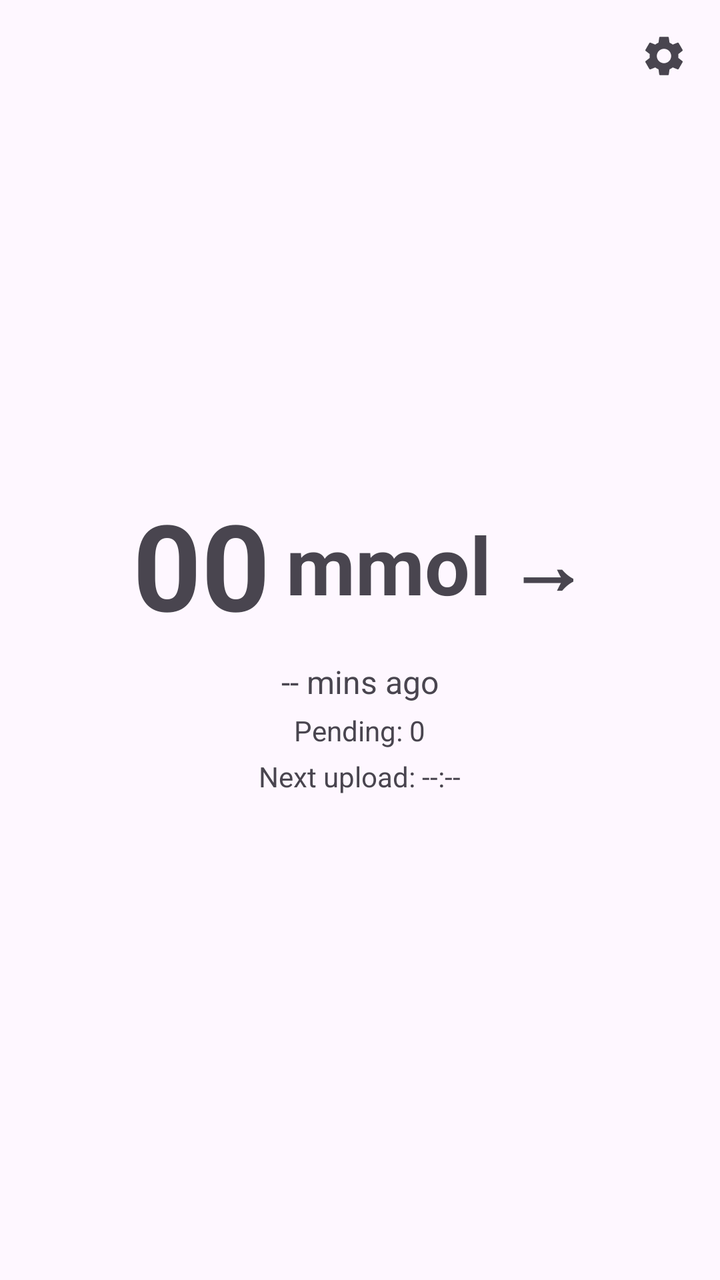
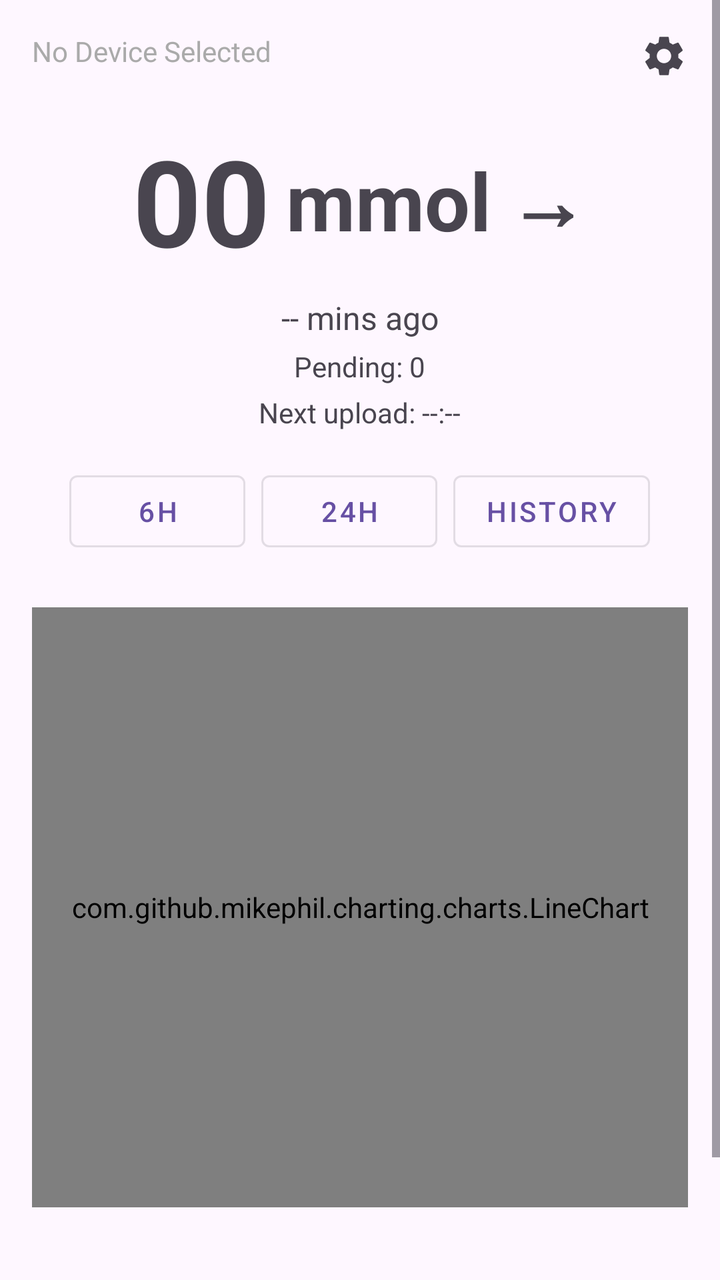

Compare the two renders of this Android layout. The source of the first and the diff that turns it into the second are given below.
<!-- AndroidManifest.xml: application theme Theme.CgmApp -->
<!-- res/layout/activity_main.xml -->
<?xml version="1.0" encoding="utf-8"?>
<RelativeLayout xmlns:android="http://schemas.android.com/apk/res/android"
    xmlns:app="http://schemas.android.com/apk/res-auto"
    xmlns:tools="http://schemas.android.com/tools"
    android:id="@+id/main"
    android:layout_width="match_parent"
    android:layout_height="match_parent"
    tools:context=".MainActivity">

    <ImageButton
        android:id="@+id/settings_button"
        android:layout_width="wrap_content"
        android:layout_height="wrap_content"
        android:layout_alignParentTop="true"
        android:layout_alignParentEnd="true"
        android:layout_margin="16dp"
        android:src="@drawable/ic_settings"
        android:background="?attr/selectableItemBackgroundBorderless"
        android:contentDescription="Settings" />

    <LinearLayout
        android:layout_width="match_parent"
        android:layout_height="match_parent"
        android:orientation="vertical"
        android:gravity="center">

        <LinearLayout
            android:layout_width="wrap_content"
            android:layout_height="wrap_content"
            android:orientation="horizontal"
            android:gravity="center_vertical">

            <TextView
                android:id="@+id/cgmvalue"
                android:layout_width="wrap_content"
                android:layout_height="wrap_content"
                android:text="00"
                android:textStyle="bold"
                android:textSize="60sp" />

            <TextView
                android:id="@+id/mmoltext"
                android:layout_width="wrap_content"
                android:layout_height="wrap_content"
                android:text="mmol"
                android:textStyle="bold"
                android:textSize="40sp"
                android:layout_marginStart="8dp"/>

            <TextView
                android:id="@+id/arrow"
                android:layout_width="wrap_content"
                android:layout_height="wrap_content"
                android:text="→"
                android:textStyle="bold"
                android:textSize="40sp"
                android:layout_marginStart="8dp"/>
        </LinearLayout>

        <TextView
            android:id="@+id/sample_age"
            android:layout_width="wrap_content"
            android:layout_height="wrap_content"
            android:text="-- mins ago"
            android:textSize="16sp"
            android:layout_marginTop="8dp"/>

        <TextView
            android:id="@+id/pending_samples"
            android:layout_width="wrap_content"
            android:layout_height="wrap_content"
            android:text="Pending: 0"
            android:textSize="14sp"
            android:layout_marginTop="4dp"/>

        <TextView
            android:id="@+id/next_upload"
            android:layout_width="wrap_content"
            android:layout_height="wrap_content"
            android:text="Next upload: --:--"
            android:textSize="14sp"
            android:layout_marginTop="4dp"/>

    </LinearLayout>
</RelativeLayout>
<!-- resources referenced by this layout -->
<resources>
  <!-- drawable ic_settings (drawable) -->
  <vector xmlns:android="http://schemas.android.com/apk/res/android"
      android:width="24dp"
      android:height="24dp"
      android:viewportWidth="24"
      android:viewportHeight="24"
      android:tint="?attr/colorControlNormal">
    <path
        android:fillColor="@android:color/white"
        android:pathData="M19.14,12.94c0.04,-0.3 0.06,-0.61 0.06,-0.94c0,-0.32 -0.02,-0.64 -0.07,-0.94l2.03,-1.58c0.18,-0.14 0.23,-0.41 0.12,-0.61l-1.92,-3.32c-0.12,-0.22 -0.37,-0.29 -0.59,-0.22l-2.39,0.96c-0.5,-0.38 -1.03,-0.7 -1.62,-0.94L14.4,2.81c-0.04,-0.24 -0.24,-0.41 -0.48,-0.41h-3.84c-0.24,0 -0.43,0.17 -0.47,0.41L9.25,5.35C8.66,5.59 8.12,5.92 7.63,6.29L5.24,5.33c-0.22,-0.08 -0.47,0 -0.59,0.22L2.74,8.87C2.62,9.08 2.66,9.34 2.86,9.48l2.03,1.58C4.84,11.36 4.81,11.69 4.81,12c0,0.31 0.02,0.65 0.07,0.94l-2.03,1.58c-0.18,0.14 -0.23,0.41 -0.12,0.61l1.92,3.32c0.12,0.22 0.37,0.29 0.59,0.22l2.39,-0.96c0.5,0.38 1.03,0.7 1.62,0.94l0.36,2.54c0.05,0.24 0.24,0.41 0.48,0.41h3.84c0.24,0 0.44,-0.17 0.47,-0.41l0.36,-2.54c0.59,-0.24 1.13,-0.56 1.62,-0.94l2.39,0.96c0.22,0.08 0.47,0 0.59,-0.22l1.92,-3.32c0.12,-0.22 0.07,-0.47 -0.12,-0.61L19.14,12.94zM12,15.6c-1.98,0 -3.6,-1.62 -3.6,-3.6s1.62,-3.6 3.6,-3.6s3.6,1.62 3.6,3.6S13.98,15.6 12,15.6z"/>
  </vector>
  <style name="Theme.CgmApp" parent="Base.Theme.CgmApp" />
  <style name="Base.Theme.CgmApp" parent="Theme.Material3.DayNight.NoActionBar">
          
          
      </style>
</resources>

<!-- the commit's change to res/layout/activity_main.xml (unified diff, before → after) -->
@@ -6,6 +6,17 @@
     android:layout_width="match_parent"
     android:layout_height="match_parent"
     tools:context=".MainActivity">
+
+    <TextView
+        android:id="@+id/selected_device_status"
+        android:layout_width="wrap_content"
+        android:layout_height="wrap_content"
+        android:layout_alignParentTop="true"
+        android:layout_alignParentStart="true"
+        android:layout_margin="16dp"
+        android:text="No Device Selected"
+        android:textSize="14sp"
+        android:textColor="@android:color/darker_gray" />
 
     <ImageButton
         android:id="@+id/settings_button"
@@ -16,70 +27,133 @@
         android:layout_margin="16dp"
         android:src="@drawable/ic_settings"
         android:background="?attr/selectableItemBackgroundBorderless"
-        android:contentDescription="Settings" />
+        android:contentDescription="Settings"
+        android:elevation="10dp"/>
 
-    <LinearLayout
+    <ScrollView
         android:layout_width="match_parent"
-        android:layout_height="match_parent"
-        android:orientation="vertical"
-        android:gravity="center">
+        android:layout_height="match_parent">
 
         <LinearLayout
-            android:layout_width="wrap_content"
+            android:layout_width="match_parent"
             android:layout_height="wrap_content"
-            android:orientation="horizontal"
-            android:gravity="center_vertical">
+            android:orientation="vertical"
+            android:gravity="center_horizontal"
+            android:paddingTop="60dp"
+            android:paddingBottom="16dp">
+
+            <LinearLayout
+                android:layout_width="wrap_content"
+                android:layout_height="wrap_content"
+                android:orientation="horizontal"
+                android:gravity="center_vertical">
+
+                <TextView
+                    android:id="@+id/cgmvalue"
+                    android:layout_width="wrap_content"
+                    android:layout_height="wrap_content"
+                    android:text="00"
+                    android:textStyle="bold"
+                    android:textSize="60sp" />
+
+                <TextView
+                    android:id="@+id/mmoltext"
+                    android:layout_width="wrap_content"
+                    android:layout_height="wrap_content"
+                    android:text="mmol"
+                    android:textStyle="bold"
+                    android:textSize="40sp"
+                    android:layout_marginStart="8dp"/>
+
+                <TextView
+                    android:id="@+id/arrow"
+                    android:layout_width="wrap_content"
+                    android:layout_height="wrap_content"
+                    android:text="→"
+                    android:textStyle="bold"
+                    android:textSize="40sp"
+                    android:layout_marginStart="8dp"/>
+            </LinearLayout>
 
             <TextView
-                android:id="@+id/cgmvalue"
+                android:id="@+id/sample_age"
                 android:layout_width="wrap_content"
                 android:layout_height="wrap_content"
-                android:text="00"
-                android:textStyle="bold"
-                android:textSize="60sp" />
+                android:text="-- mins ago"
+                android:textSize="16sp"
+                android:layout_marginTop="8dp"/>
 
             <TextView
-                android:id="@+id/mmoltext"
+                android:id="@+id/pending_samples"
                 android:layout_width="wrap_content"
                 android:layout_height="wrap_content"
-                android:text="mmol"
-                android:textStyle="bold"
-                android:textSize="40sp"
-                android:layout_marginStart="8dp"/>
+                android:text="Pending: 0"
+                android:textSize="14sp"
+                android:layout_marginTop="4dp"/>
 
             <TextView
-                android:id="@+id/arrow"
+                android:id="@+id/next_upload"
                 android:layout_width="wrap_content"
                 android:layout_height="wrap_content"
-                android:text="→"
+                android:text="Next upload: --:--"
+                android:textSize="14sp"
+                android:layout_marginTop="4dp"/>
+
+            <LinearLayout
+                android:layout_width="match_parent"
+                android:layout_height="wrap_content"
+                android:orientation="horizontal"
+                android:gravity="center"
+                android:layout_marginTop="16dp"
+                android:layout_marginBottom="8dp">
+
+                <Button
+                    android:id="@+id/btn_last_6h"
+                    android:layout_width="wrap_content"
+                    android:layout_height="wrap_content"
+                    android:text="6h"
+                    android:layout_marginEnd="8dp"
+                    style="@style/Widget.MaterialComponents.Button.OutlinedButton"/>
+
+                <Button
+                    android:id="@+id/btn_last_24h"
+                    android:layout_width="wrap_content"
+                    android:layout_height="wrap_content"
+                    android:text="24h"
+                    android:layout_marginEnd="8dp"
+                    style="@style/Widget.MaterialComponents.Button.OutlinedButton"/>
+
+                <Button
+                    android:id="@+id/btn_history"
+                    android:layout_width="wrap_content"
+                    android:layout_height="wrap_content"
+                    android:text="History"
+                    style="@style/Widget.MaterialComponents.Button.OutlinedButton"/>
+            </LinearLayout>
+
+            <com.github.mikephil.charting.charts.LineChart
+                android:id="@+id/chart"
+                android:layout_width="match_parent"
+                android:layout_height="300dp"
+                android:layout_margin="16dp"/>
+
+            <TextView
+                android:id="@+id/pending_uploads_title"
+                android:layout_width="wrap_content"
+                android:layout_height="wrap_content"
+                android:text="Pending Uploads"
+                android:textSize="18sp"
                 android:textStyle="bold"
-                android:textSize="40sp"
-                android:layout_marginStart="8dp"/>
+                android:layout_marginTop="16dp"/>
+
+            <TableLayout
+                android:id="@+id/pending_table"
+                android:layout_width="match_parent"
+                android:layout_height="wrap_content"
+                android:stretchColumns="1"
+                android:padding="16dp">
+            </TableLayout>
+
         </LinearLayout>
-
-        <TextView
-            android:id="@+id/sample_age"
-            android:layout_width="wrap_content"
-            android:layout_height="wrap_content"
-            android:text="-- mins ago"
-            android:textSize="16sp"
-            android:layout_marginTop="8dp"/>
-
-        <TextView
-            android:id="@+id/pending_samples"
-            android:layout_width="wrap_content"
-            android:layout_height="wrap_content"
-            android:text="Pending: 0"
-            android:textSize="14sp"
-            android:layout_marginTop="4dp"/>
-
-        <TextView
-            android:id="@+id/next_upload"
-            android:layout_width="wrap_content"
-            android:layout_height="wrap_content"
-            android:text="Next upload: --:--"
-            android:textSize="14sp"
-            android:layout_marginTop="4dp"/>
-
-    </LinearLayout>
+    </ScrollView>
 </RelativeLayout>
